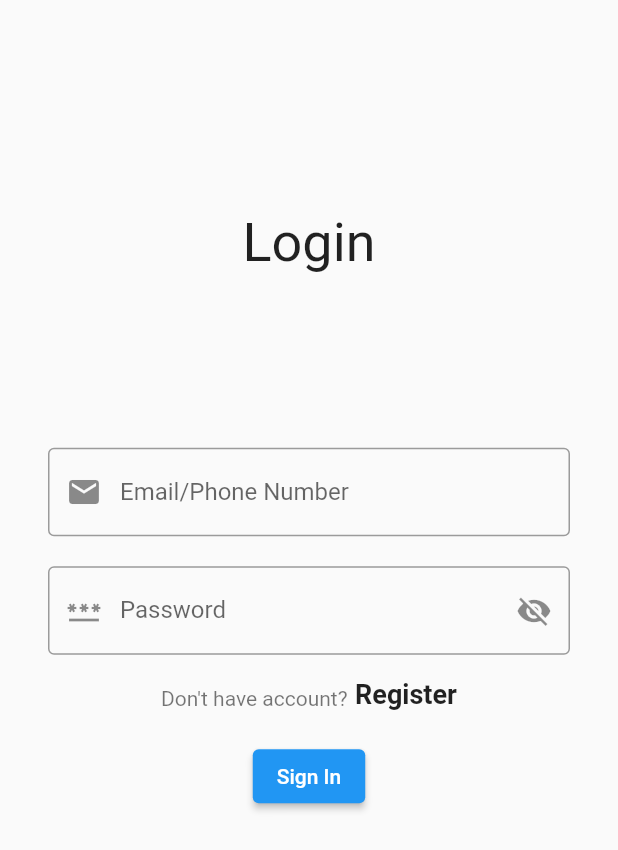
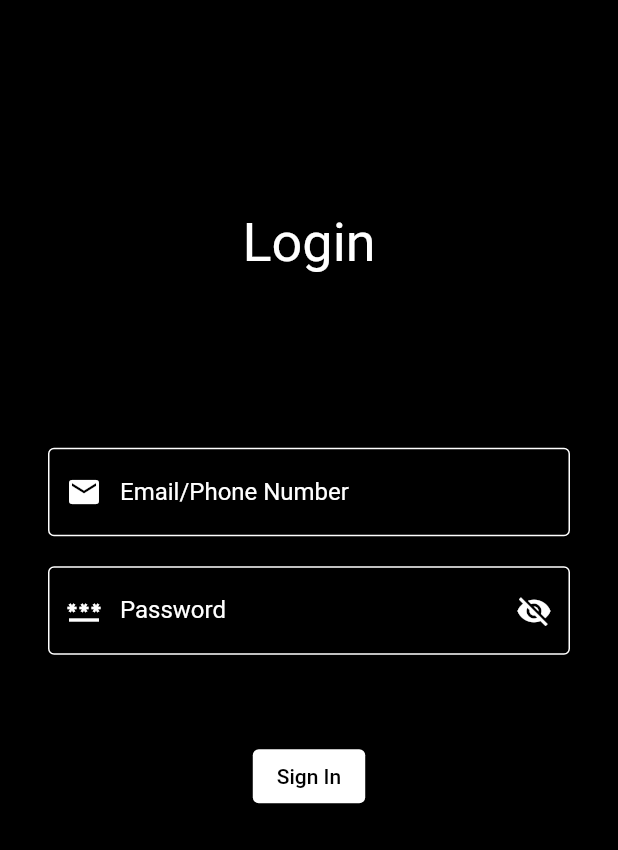
Before and after one commit to Hitesh123mori/Scanner-App---Flutter, a Flutter app: the screen it shows after launch, on a phone screen of 412 x 824 dp. Shown: the top 850 px of the screen. Run offline on Flutter 3.47's test engine with Material 2 defaults, Android fonts, the phone set to English and light mode, and no system bars; our stand-ins replace cloud_firestore, firebase_auth, firebase_core; accounts and stored records are empty.

Commit message:
Final Commit

```diff
--- a/lib/screens/login_screen.dart
+++ b/lib/screens/login_screen.dart
@@ -3,6 +3,9 @@ import 'package:flutter/material.dart' ;
 import 'package:hackathon_scanner_app/screens/register.dart';
 import 'package:hackathon_scanner_app/user.dart';
 import 'package:hackathon_scanner_app/screens/home.dart';
+
+import '../widgets/app_colors.dart';
+
 
 
 class LoginScreen extends StatefulWidget {
@@ -23,7 +26,7 @@ class _LoginScreenState extends State<LoginScreen> {
   @override
   Widget build(BuildContext context) {
     return Scaffold(
-      // backgroundColor: ,
+      backgroundColor:AppColors.theme["primaryColor"] ,
       body: SafeArea(
         child: Column(
           mainAxisAlignment: MainAxisAlignment.center,
@@ -32,7 +35,7 @@ class _LoginScreenState extends State<LoginScreen> {
 
             Expanded(child: SizedBox()),
 
-            Expanded(child: Text("Login",style: TextStyle(fontSize: 36),)),
+            Expanded(child: Text("Login",style: TextStyle(fontSize: 36,color: AppColors.theme["secondaryColor"]),)),
 
 
             Padding(
@@ -40,10 +43,14 @@ class _LoginScreenState extends State<LoginScreen> {
               child: Column(
                 children: [
                   TextFormField(
-                    decoration: const InputDecoration(
+                    style: TextStyle(color:AppColors.theme["secondaryColor"], ),
+                    decoration: InputDecoration(
+                      enabledBorder: OutlineInputBorder(borderSide: BorderSide(color: AppColors.theme["secondaryColor"],)),
                       labelText: "Email/Phone Number",
+                      labelStyle: TextStyle(color: AppColors.theme["secondaryColor"], ),
                       hintText: "Enter Phonenumber" ,
-                      prefixIcon: Icon(Icons.mail),
+                      hintStyle: TextStyle(color: AppColors.theme["secondaryColor"],),
+                      prefixIcon: Icon(Icons.mail,color: AppColors.theme["secondaryColor"],),
                       border: OutlineInputBorder(),
                     ),
                     controller: _email_controller,
@@ -52,12 +59,18 @@ class _LoginScreenState extends State<LoginScreen> {
                   SizedBox(height: 20,),
 
                   TextFormField(
+                    style: TextStyle(color:AppColors.theme["secondaryColor"], ),
                     obscureText: !_isPasswordVisible, // toggle password visibility
                     decoration: InputDecoration(
+                      enabledBorder: OutlineInputBorder(borderSide: BorderSide(color: AppColors.theme["secondaryColor"],)),
+                      focusedBorder: OutlineInputBorder(borderSide: BorderSide(color: AppColors.theme["secondaryColor"],)),
                       labelText: 'Password',
+                      hintStyle: TextStyle(color: AppColors.theme["secondaryColor"],),
+                      labelStyle: TextStyle(color: AppColors.theme["secondaryColor"], ),
                       border: OutlineInputBorder(),
-                      prefixIcon: const Icon(Icons.password),
+                      prefixIcon: Icon(Icons.password,color: AppColors.theme["secondaryColor"],),
                       suffixIcon: IconButton(
+                        color:AppColors.theme["secondaryColor"] ,
                         icon: Icon(
                           _isPasswordVisible ? Icons.visibility : Icons.visibility_off,
                         ),
@@ -79,8 +92,12 @@ class _LoginScreenState extends State<LoginScreen> {
             SizedBox(height: 20,),
 
 
-            ElevatedButton(onPressed: (){
-              FirebaseAuth.instance
+            ElevatedButton(
+              style: ElevatedButton.styleFrom(
+                backgroundColor: AppColors.theme["secondaryColor"],
+              ),
+              onPressed: (){
+                FirebaseAuth.instance
                   .signInWithEmailAndPassword(email: _email_controller.text, password: _password_controller.text)
                   .then((value) {
 
@@ -103,7 +120,7 @@ class _LoginScreenState extends State<LoginScreen> {
               });
             },
 
-              child: Text("Sign In"),
+              child: Text("Sign In",style: TextStyle(color: AppColors.theme["primaryColor"]),),
             ),
 
             Expanded(flex:2, child: SizedBox()),
--- a/lib/widgets/app_colors.dart
+++ b/lib/widgets/app_colors.dart
@@ -16,8 +16,8 @@ class AppColors {
   static Map themes = {
     "theme1": {
       "primaryColor": hexStringToColors("##000000"),
-      "secondaryColor": hexStringToColors("#393053"),
-      "tertiaryColor": hexStringToColors("#635985")
+      "secondaryColor": hexStringToColors("#FFFFFF"),
+      "tertiaryColor": hexStringToColors("#766E6E")
     },
     "theme2": {
       "primaryColor": hexStringToColors("##000000"),
```
Also changed, not shown: lib/screens/home.dart (+22 -6 lines), lib/row_material/setting.dart (added).
